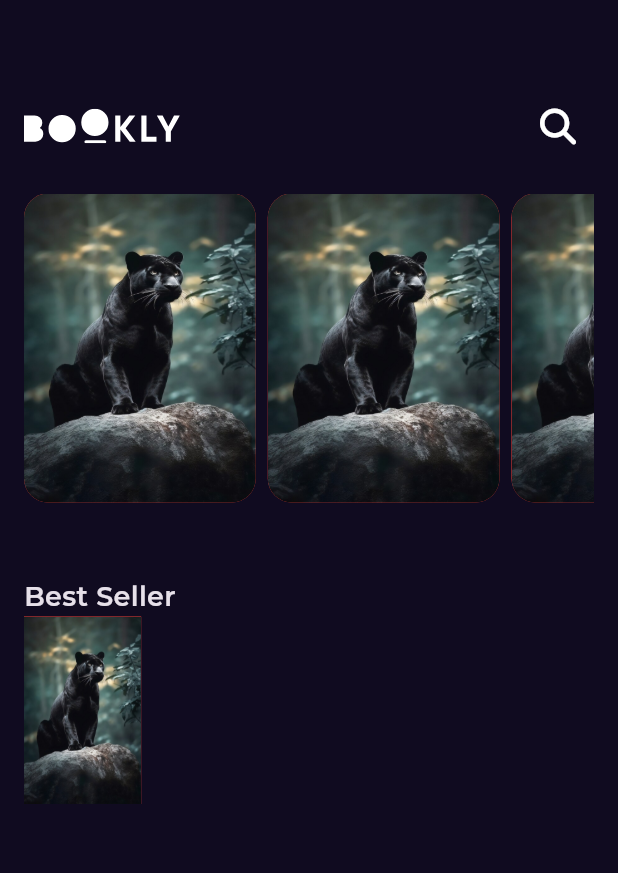
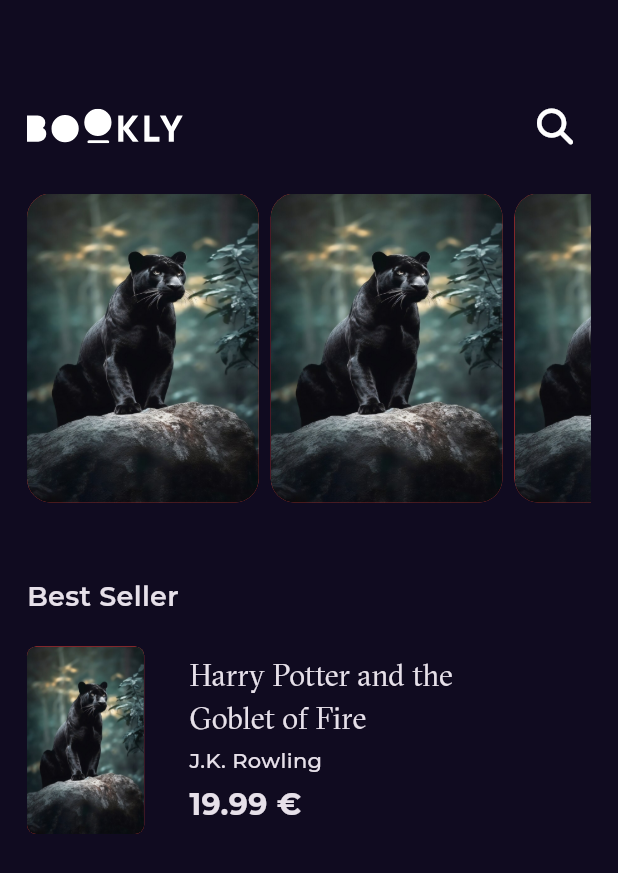
Before and after one commit to hamz491/Bookly, a Flutter app: the screen it shows after launch, on a phone screen of 412 x 824 dp. Shown: the top 873 px of the screen. Run offline on Flutter 3.47's test engine with Material 3 defaults, Android fonts, the phone set to English and light mode, and no system bars; our stand-ins replace flutter_svg, font_awesome_flutter, get, google_fonts.

Commit message:
bestselleritem part2

```diff
--- a/lib/Core/utils/Styles.dart
+++ b/lib/Core/utils/Styles.dart
@@ -8,8 +8,7 @@ abstract class Styles {
   );
   static const textStyle20 = TextStyle(
     fontSize: 20,
-    fontWeight: FontWeight.normal,
-    fontFamily: ksectrafont,
+    fontWeight: FontWeight.bold,
   );
   static const textStyle14 = TextStyle(
     fontSize: 14,
--- a/lib/Features/Home/presentation/View/HomeView.dart
+++ b/lib/Features/Home/presentation/View/HomeView.dart
@@ -11,14 +11,14 @@ class HomeView extends StatelessWidget {
   Widget build(BuildContext context) {
     return const Scaffold(
       body: Padding(
-        padding: EdgeInsets.symmetric(horizontal: 16),
+        padding: EdgeInsets.symmetric(horizontal: 18),
         child: Column(
           crossAxisAlignment: CrossAxisAlignment.start,
           children: [
             CustomAppBar(),
             Custom_ListView(),
             Padding(
-              padding: EdgeInsets.only(top: 50),
+              padding: EdgeInsets.only(top: 50, bottom: 20),
               child: Text(
                 'Best Seller',
                 style: Styles.textStyle18,
--- a/lib/Features/Splash/Preserntaion/view/Widgets/BestSellerListview_Item.dart
+++ b/lib/Features/Splash/Preserntaion/view/Widgets/BestSellerListview_Item.dart
@@ -1,4 +1,6 @@
 import 'package:bookly/Core/utils/Assets.dart';
+import 'package:bookly/Core/utils/Styles.dart';
+import 'package:bookly/constants.dart';
 import 'package:flutter/material.dart';
 
 class BestSellerListView_Item extends StatelessWidget {
@@ -13,9 +15,10 @@ class BestSellerListView_Item extends StatelessWidget {
           child: AspectRatio(
             aspectRatio: 2.5 / 4,
             child: Container(
-              decoration: const BoxDecoration(
+              decoration: BoxDecoration(
                 color: Colors.red,
-                image: DecorationImage(
+                borderRadius: BorderRadius.circular(6),
+                image: const DecorationImage(
                   fit: BoxFit.fill,
                   image: AssetImage(AssetsData.ktestimage),
                 ),
@@ -23,6 +26,36 @@ class BestSellerListView_Item extends StatelessWidget {
             ),
           ),
         ),
+        const SizedBox(width: 30),
+        Column(
+          crossAxisAlignment: CrossAxisAlignment.start,
+          children: [
+            SizedBox(
+              width: MediaQuery.of(context).size.width * .5,
+              child: Text(
+                'Harry Potter and the Goblet of Fire',
+                style: Styles.textStyle20.copyWith(
+                  fontFamily: ksectrafont,
+                  fontWeight: FontWeight.normal,
+                ),
+                maxLines: 2,
+                overflow: TextOverflow.ellipsis,
+              ),
+            ),
+            const SizedBox(height: 3),
+            Text(
+              'J.K. Rowling',
+              style: Styles.textStyle14.copyWith(
+                fontWeight: FontWeight.w500,
+              ),
+            ),
+            const SizedBox(height: 5),
+            const Text(
+              '19.99 €',
+              style: Styles.textStyle20,
+            ),
+          ],
+        ),
       ],
     );
   }
--- a/lib/constants.dart
+++ b/lib/constants.dart
@@ -3,4 +3,4 @@ import 'package:flutter/material.dart';
 const kPrimaryColor = Color(0xff100B20);
 const kTransitionDuration = Duration(seconds: 1);
 const kLogo = 'assets/images/Logo.svg';
-const ksectrafont = 'gt-sectra-fine-book-webfont.woff';
+const ksectrafont = 'gt-sectra-fine-book-webfont';
```
